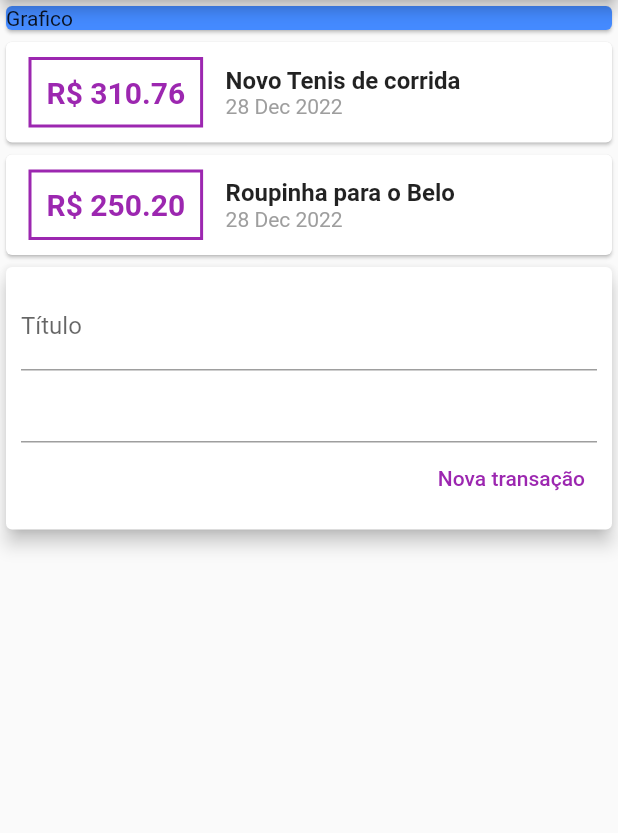
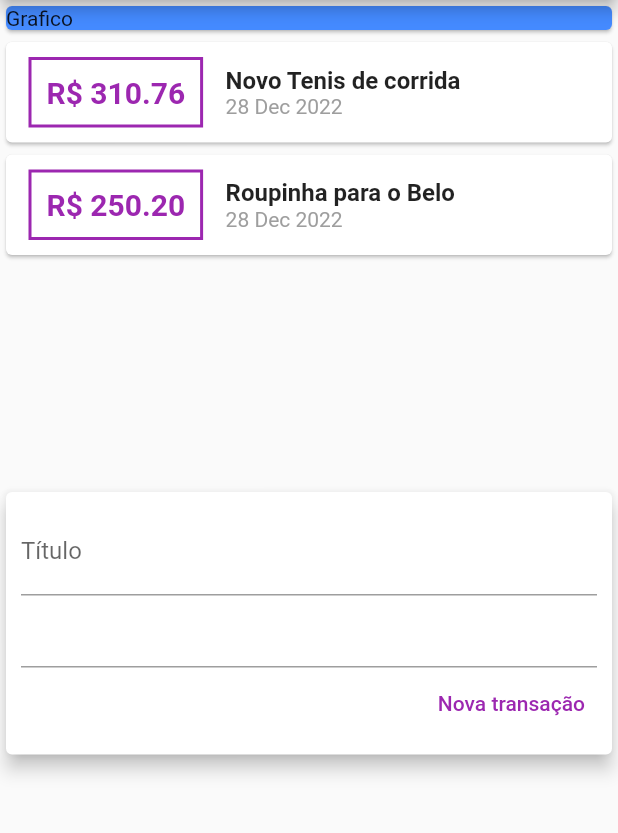
Before and after one commit to RicardoRaymundo/expenses, a Flutter app: the screen it shows after launch, on a phone screen of 412 x 824 dp, the part 84-917 px from its top. Run offline on Flutter 3.47's test engine with Material 2 defaults, Android fonts, the phone set to English and light mode, and no system bars; statements that could not run were skipped.

Commit message:
FEAT: changed transaction list to ListView

```diff
--- a/lib/components/transaction_list.dart
+++ b/lib/components/transaction_list.dart
@@ -9,23 +9,27 @@ class TransactionList extends StatelessWidget {
 
   @override
   Widget build(BuildContext context) {
-    return Column(
-      children: transactions
-          .map((transaction) => Card(
+    return SizedBox(
+      height: 300,
+      child: ListView.builder(
+        itemCount: transactions.length,
+        itemBuilder: ((context, index) {
+          final transaction = transactions[index];
+          return Card(
             child: Row(
               children: [
                 Container(
-                      margin: EdgeInsets.symmetric(
+                  margin: const EdgeInsets.symmetric(
                     horizontal: 15,
                     vertical: 10,
                   ),
                   decoration: BoxDecoration(
                     border: Border.all(color: Colors.purple, width: 2),
                   ),
-                      padding: EdgeInsets.all(10),
+                  padding: const EdgeInsets.all(10),
                   child: Text(
                     'R\$ ${transaction.value.toStringAsFixed(2)}',
-                        style: TextStyle(
+                    style: const TextStyle(
                       fontWeight: FontWeight.bold,
                       fontSize: 20,
                       color: Colors.purple,
@@ -37,19 +41,20 @@ class TransactionList extends StatelessWidget {
                   children: [
                     Text(
                       transaction.title,
-                          style: TextStyle(
+                      style: const TextStyle(
                           fontSize: 16, fontWeight: FontWeight.bold),
                     ),
                     Text(
                       DateFormat('d MMM y').format(transaction.date),
-                          style: TextStyle(color: Colors.grey),
+                      style: const TextStyle(color: Colors.grey),
                     )
                   ],
                 )
               ],
             ),
-              ))
-          .toList(),
+          );
+        }),
+      ),
     );
   }
 }
```
Lines whose indentation alone changed are shown as unchanged.
